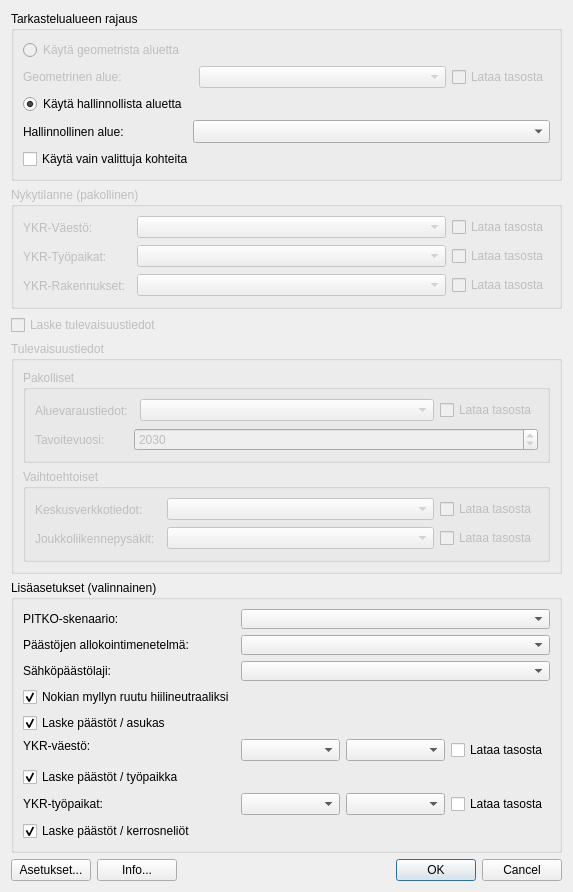
This is ui/ykr_tool_main.ui in ernoma/assesclimateimpact as Qt 5 draws it before an edit. The edited form follows.
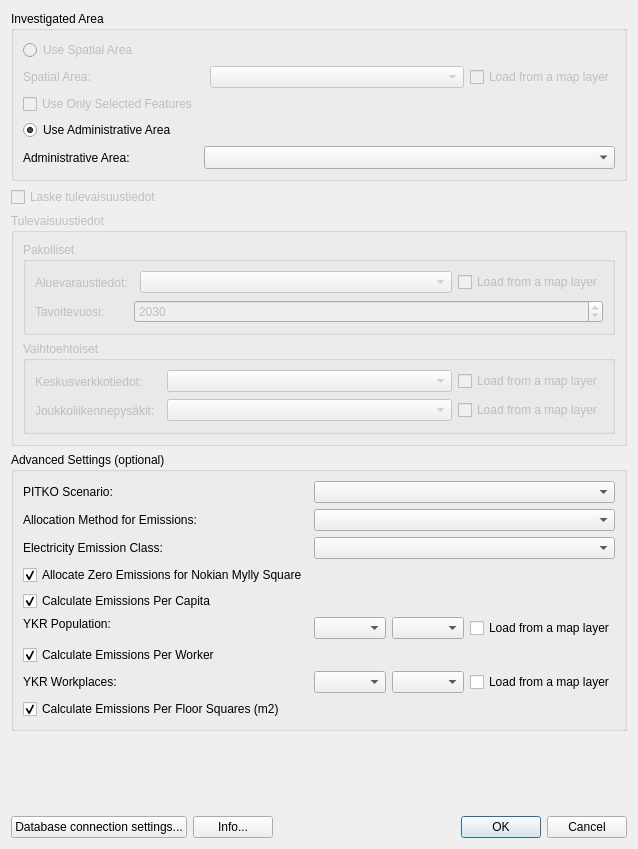
This is the edited form. Custom widgets are drawn as their Qt base class.

Commit message: Visualize relative emissions and start translating the UI

```diff
--- a/ui/ykr_tool_main.ui
+++ b/ui/ykr_tool_main.ui
@@ -28,7 +28,7 @@
         <string>Rajaa aluetta, jolla laskenta suoritetaan</string>
        </property>
        <property name="title">
-        <string>Tarkastelualueen rajaus</string>
+        <string>Investigated Area</string>
        </property>
        <layout class="QVBoxLayout" name="verticalLayout_2">
         <item>
@@ -39,7 +39,7 @@
              <bool>false</bool>
             </property>
             <property name="text">
-             <string>Käytä geometrista aluetta</string>
+             <string>Use Spatial Area</string>
             </property>
             <attribute name="buttonGroup">
              <string notr="true">buttonGroupAreaOfInterest</string>
@@ -52,14 +52,14 @@
              <bool>false</bool>
             </property>
             <property name="text">
-             <string>Geometrinen alue:</string>
+             <string>Spatial Area:</string>
             </property>
            </widget>
           </item>
-          <item row="2" column="0">
+          <item row="3" column="0">
            <widget class="QRadioButton" name="radioButtonAdminArea">
             <property name="text">
-             <string>Käytä hallinnollista aluetta</string>
+             <string>Use Administrative Area</string>
             </property>
             <property name="checked">
              <bool>true</bool>
@@ -69,14 +69,14 @@
             </attribute>
            </widget>
           </item>
-          <item row="3" column="0">
+          <item row="4" column="0">
            <widget class="QLabel" name="adminAreaLabel">
             <property name="text">
-             <string>Hallinnollinen alue:</string>
+             <string>Administrative Area:</string>
             </property>
            </widget>
           </item>
-          <item row="3" column="1">
+          <item row="4" column="1">
            <widget class="QComboBox" name="adminArea">
             <property name="sizePolicy">
              <sizepolicy hsizetype="Expanding" vsizetype="Fixed">
@@ -123,212 +123,22 @@
                <bool>false</bool>
               </property>
               <property name="text">
-               <string>Lataa tasosta</string>
+               <string>Load from a map layer</string>
               </property>
              </widget>
             </item>
            </layout>
-          </item>
-         </layout>
-        </item>
-        <item>
-         <widget class="QCheckBox" name="onlySelectedFeats">
-          <property name="text">
-           <string>Käytä vain valittuja kohteita</string>
-          </property>
-         </widget>
-        </item>
-       </layout>
-      </widget>
-     </item>
-     <item>
-      <widget class="QgsCollapsibleGroupBox" name="currentScenarioBox">
-       <property name="enabled">
-        <bool>false</bool>
-       </property>
-       <property name="minimumSize">
-        <size>
-         <width>0</width>
-         <height>0</height>
-        </size>
-       </property>
-       <property name="toolTip">
-        <string>Syötä nykytilan laskennassa käytetyt lähtötiedot</string>
-       </property>
-       <property name="title">
-        <string>Nykytilanne (pakollinen)</string>
-       </property>
-       <layout class="QVBoxLayout" name="verticalLayout_3">
-        <item>
-         <layout class="QFormLayout" name="formLayout">
-          <item row="0" column="0">
-           <widget class="QLabel" name="ykrPopsLabel">
-            <property name="text">
-             <string>YKR-Väestö:</string>
-            </property>
-           </widget>
-          </item>
-          <item row="0" column="1">
-           <layout class="QHBoxLayout" name="ykrPopLayout">
-            <item>
-             <widget class="QgsFileWidget" name="ykrPopFile">
-              <property name="enabled">
-               <bool>false</bool>
-              </property>
-              <property name="minimumSize">
-               <size>
-                <width>0</width>
-                <height>23</height>
-               </size>
-              </property>
-              <property name="toolTip">
-               <string>Valitse Shape-tiedosto joka sisältää YKR-väestötiedot</string>
-              </property>
-              <property name="filter">
-               <string>Shape-tiedosto (*.shp)</string>
-              </property>
-             </widget>
-            </item>
-            <item>
-             <widget class="QgsMapLayerComboBox" name="ykrPopLayerList">
-              <property name="enabled">
-               <bool>false</bool>
-              </property>
-              <property name="sizePolicy">
-               <sizepolicy hsizetype="Expanding" vsizetype="Fixed">
-                <horstretch>0</horstretch>
-                <verstretch>0</verstretch>
-               </sizepolicy>
-              </property>
-              <property name="toolTip">
-               <string>Valitse karttataso joka sisältää YKR-väestötiedot</string>
-              </property>
-             </widget>
-            </item>
-            <item>
-             <widget class="QCheckBox" name="ykrPopLoadLayer">
-              <property name="toolTip">
-               <string>Aineiston voi ladata joko Shape-tiedostosta tai QGIS-karttatasosta</string>
-              </property>
-              <property name="text">
-               <string>Lataa tasosta</string>
-              </property>
-             </widget>
-            </item>
-           </layout>
-          </item>
-          <item row="1" column="0">
-           <widget class="QLabel" name="ykrJobsLabel">
-            <property name="text">
-             <string>YKR-Työpaikat:</string>
-            </property>
-           </widget>
           </item>
           <item row="2" column="0">
-           <widget class="QLabel" name="ykrBuildingsLabel">
+           <widget class="QCheckBox" name="onlySelectedFeats">
+            <property name="enabled">
+             <bool>false</bool>
+            </property>
             <property name="text">
-             <string>YKR-Rakennukset:</string>
+             <string>Use Only Selected Features</string>
             </property>
            </widget>
           </item>
-          <item row="1" column="1">
-           <layout class="QHBoxLayout" name="ykrJobsLayout">
-            <item>
-             <widget class="QgsFileWidget" name="ykrJobsFile">
-              <property name="enabled">
-               <bool>false</bool>
-              </property>
-              <property name="minimumSize">
-               <size>
-                <width>0</width>
-                <height>23</height>
-               </size>
-              </property>
-              <property name="toolTip">
-               <string>Valitse Shape-tiedosto joka sisältää YKR-työpaikkatiedot</string>
-              </property>
-              <property name="filter">
-               <string>Shape-tiedosto (*.shp)</string>
-              </property>
-             </widget>
-            </item>
-            <item>
-             <widget class="QgsMapLayerComboBox" name="ykrJobsLayerList">
-              <property name="enabled">
-               <bool>false</bool>
-              </property>
-              <property name="sizePolicy">
-               <sizepolicy hsizetype="Expanding" vsizetype="Fixed">
-                <horstretch>0</horstretch>
-                <verstretch>0</verstretch>
-               </sizepolicy>
-              </property>
-              <property name="toolTip">
-               <string>Valitse karttataso joka sisältää YKR-työpaikkatiedot</string>
-              </property>
-             </widget>
-            </item>
-            <item>
-             <widget class="QCheckBox" name="ykrJobsLoadLayer">
-              <property name="toolTip">
-               <string>Aineiston voi ladata joko Shape-tiedostosta tai QGIS-karttatasosta</string>
-              </property>
-              <property name="text">
-               <string>Lataa tasosta</string>
-              </property>
-             </widget>
-            </item>
-           </layout>
-          </item>
-          <item row="2" column="1">
-           <layout class="QHBoxLayout" name="ykrBuildingsLayout">
-            <item>
-             <widget class="QgsFileWidget" name="ykrBuildingsFile">
-              <property name="enabled">
-               <bool>false</bool>
-              </property>
-              <property name="minimumSize">
-               <size>
-                <width>0</width>
-                <height>23</height>
-               </size>
-              </property>
-              <property name="toolTip">
-               <string>Valitse Shape-tiedosto joka sisältää YKR-rakennustiedot</string>
-              </property>
-              <property name="filter">
-               <string>Shape-tiedosto (*.shp)</string>
-              </property>
-             </widget>
-            </item>
-            <item>
-             <widget class="QgsMapLayerComboBox" name="ykrBuildingsLayerList">
-              <property name="enabled">
-               <bool>false</bool>
-              </property>
-              <property name="sizePolicy">
-               <sizepolicy hsizetype="Expanding" vsizetype="Fixed">
-                <horstretch>0</horstretch>
-                <verstretch>0</verstretch>
-               </sizepolicy>
-              </property>
-              <property name="toolTip">
-               <string>Valitse karttataso joka sisältää YKR-rakennustiedot</string>
-              </property>
-             </widget>
-            </item>
-            <item>
-             <widget class="QCheckBox" name="ykrBuildingsLoadLayer">
-              <property name="toolTip">
-               <string>Aineiston voi ladata joko Shape-tiedostosta tai QGIS-karttatasosta</string>
-              </property>
-              <property name="text">
-               <string>Lataa tasosta</string>
-              </property>
-             </widget>
-            </item>
-           </layout>
-          </item>
          </layout>
         </item>
        </layout>
@@ -440,7 +250,7 @@
                <item>
                 <widget class="QCheckBox" name="futureAreasLoadLayer">
                  <property name="text">
-                  <string>Lataa tasosta</string>
+                  <string>Load from a map layer</string>
                  </property>
                 </widget>
                </item>
@@ -510,7 +320,7 @@
                <item>
                 <widget class="QCheckBox" name="futureNetworkLoadLayer">
                  <property name="text">
-                  <string>Lataa tasosta</string>
+                  <string>Load from a map layer</string>
                  </property>
                 </widget>
                </item>
@@ -550,7 +360,7 @@
                <item>
                 <widget class="QCheckBox" name="futureStopsLoadLayer">
                  <property name="text">
-                  <string>Lataa tasosta</string>
+                  <string>Load from a map layer</string>
                  </property>
                 </widget>
                </item>
@@ -567,7 +377,7 @@
      <item>
       <widget class="QgsCollapsibleGroupBox" name="advancedBox">
        <property name="title">
-        <string>Lisäasetukset (valinnainen)</string>
+        <string>Advanced Settings (optional)</string>
        </property>
        <property name="collapsed">
         <bool>false</bool>
@@ -581,7 +391,7 @@
           <item row="0" column="0">
            <widget class="QLabel" name="label_5">
             <property name="text">
-             <string>PITKO-skenaario:</string>
+             <string>PITKO Scenario:</string>
             </property>
            </widget>
           </item>
@@ -601,7 +411,7 @@
           <item row="1" column="0">
            <widget class="QLabel" name="label_6">
             <property name="text">
-             <string>Päästöjen allokointimenetelmä:</string>
+             <string>Allocation Method for Emissions:</string>
             </property>
            </widget>
           </item>
@@ -621,7 +431,7 @@
           <item row="2" column="0">
            <widget class="QLabel" name="label_12">
             <property name="text">
-             <string>Sähköpäästölaji:</string>
+             <string>Electricity Emission Class:</string>
             </property>
            </widget>
           </item>
@@ -641,7 +451,7 @@
           <item row="3" column="0">
            <widget class="QCheckBox" name="checkBoxNokianMyllyCO2Zeroed">
             <property name="text">
-             <string>Nokian myllyn ruutu hiilineutraaliksi</string>
+             <string>Allocate Zero Emissions for Nokian Mylly Square</string>
             </property>
             <property name="checked">
              <bool>true</bool>
@@ -651,7 +461,7 @@
           <item row="4" column="0">
            <widget class="QCheckBox" name="checkBoxCalculateEmissionsPerPerson">
             <property name="text">
-             <string>Laske päästöt / asukas</string>
+             <string>Calculate Emissions Per Capita</string>
             </property>
             <property name="checked">
              <bool>true</bool>
@@ -663,7 +473,7 @@
             <item row="0" column="0">
              <widget class="QLabel" name="label">
               <property name="text">
-               <string>YKR-väestö:</string>
+               <string>YKR Population:</string>
               </property>
              </widget>
             </item>
@@ -687,7 +497,7 @@
             <item>
              <widget class="QCheckBox" name="checkBox">
               <property name="text">
-               <string>Lataa tasosta</string>
+               <string>Load from a map layer</string>
               </property>
              </widget>
             </item>
@@ -696,7 +506,7 @@
           <item row="6" column="0">
            <widget class="QCheckBox" name="checkBoxCalculateEmissionsPerJob">
             <property name="text">
-             <string>Laske päästöt / työpaikka</string>
+             <string>Calculate Emissions Per Worker</string>
             </property>
             <property name="checked">
              <bool>true</bool>
@@ -706,7 +516,7 @@
           <item row="7" column="0">
            <widget class="QLabel" name="label_2">
             <property name="text">
-             <string>YKR-työpaikat:</string>
+             <string>YKR Workplaces:</string>
             </property>
            </widget>
           </item>
@@ -721,7 +531,7 @@
             <item>
              <widget class="QCheckBox" name="checkBox_2">
               <property name="text">
-               <string>Lataa tasosta</string>
+               <string>Load from a map layer</string>
               </property>
              </widget>
             </item>
@@ -730,7 +540,7 @@
           <item row="8" column="0">
            <widget class="QCheckBox" name="checkBoxCalculateEmissionsPerFloorSpaceSquares">
             <property name="text">
-             <string>Laske päästöt / kerrosneliöt</string>
+             <string>Calculate Emissions Per Floor Squares (m2)</string>
             </property>
             <property name="checked">
              <bool>true</bool>
@@ -760,7 +570,7 @@
        <item>
         <widget class="QPushButton" name="settingsButton">
          <property name="text">
-          <string>Asetukset...</string>
+          <string>Database connection settings...</string>
          </property>
         </widget>
        </item>
```
Left out of the diff: 4 changed lines with no effect on the pictures. The commit also changes 13 other files.
